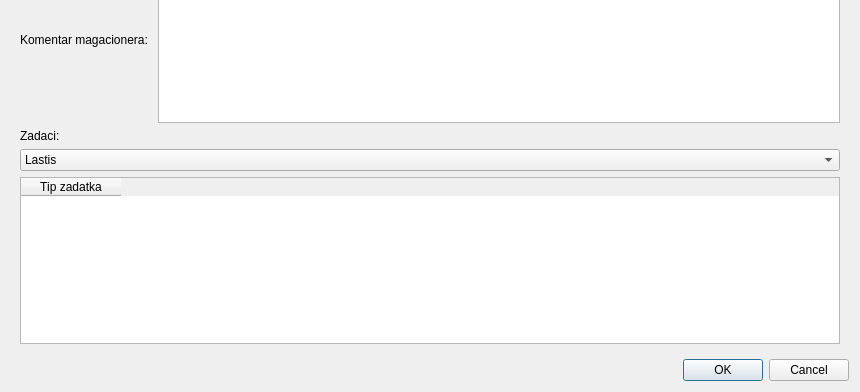
This is gui/POVI/commanddialog.ui in Loptica23/POVI as Qt 5 draws it before an edit; both pictures show x 0 to 860 and y 466 to 858 of the 860 by 858 pixel window. The edited form follows.
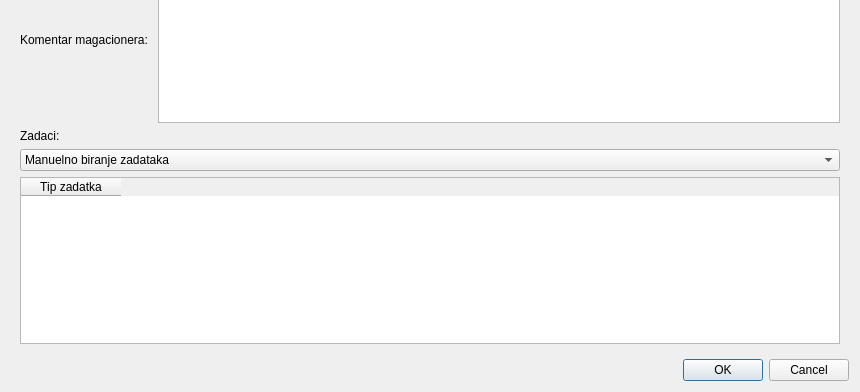
This is the edited form.

The edit to the form file:
```diff
--- a/gui/POVI/commanddialog.ui
+++ b/gui/POVI/commanddialog.ui
@@ -184,6 +184,11 @@
          </item>
          <item>
           <widget class="QComboBox" name="comboBox">
+           <item>
+            <property name="text">
+             <string>Manuelno biranje zadataka</string>
+            </property>
+           </item>
            <item>
             <property name="text">
              <string>Lastis</string>
```
Left out of the diff: 5 changed lines with no effect on the pictures.
